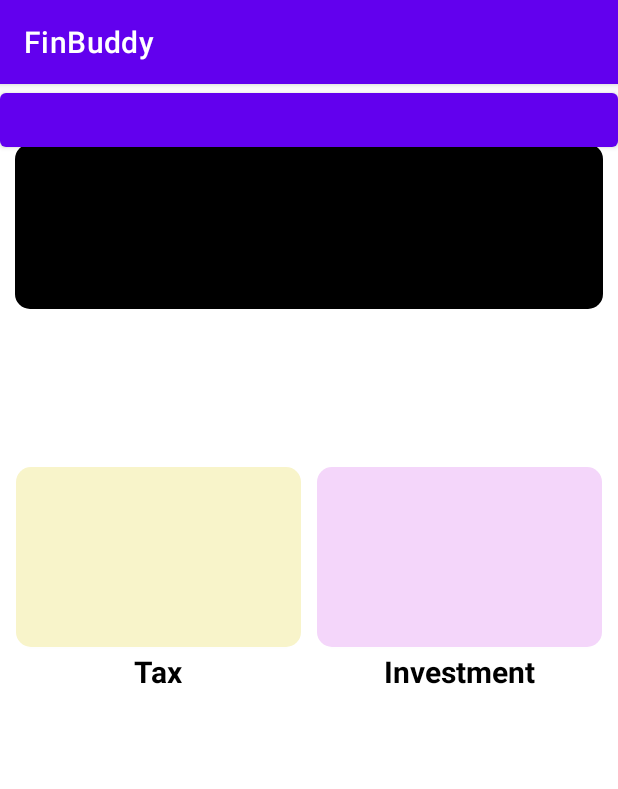
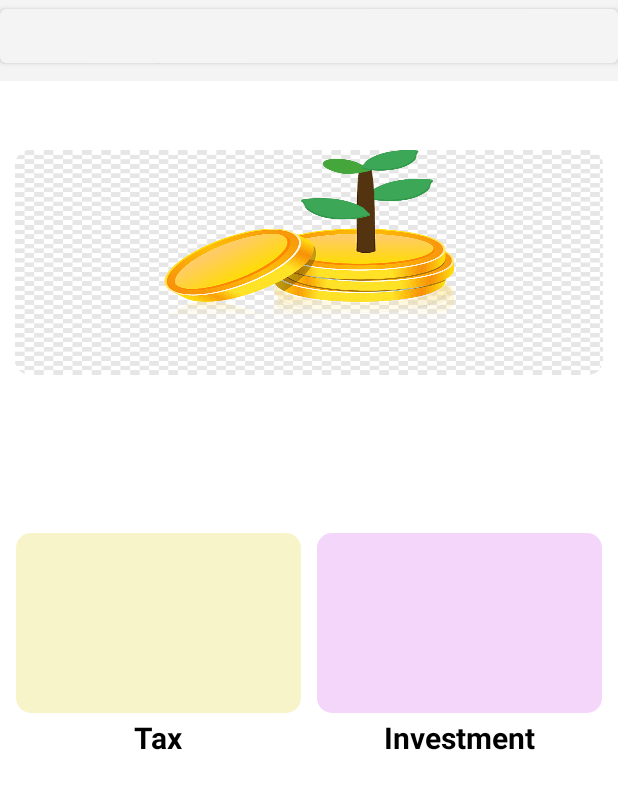
Before and after one commit to abhirishi0805/FinBuddy, an Android app: the screen it shows after launch (MainActivity), on a phone screen of 412 x 824 dp. Shown: the top 789 px of the screen. Run offline under Robolectric (Android 15) with nearby library versions, the phone set to English and light mode, and no system bars; our stand-ins replace navigation-ui; libraries missing offline, so code that uses them is left out: com.alan.alansdk; plain views replace AlanButton; 5 statements that could not run were skipped.

Commit message:
Home Page Improvements

```diff
--- a/app/build.gradle
+++ b/app/build.gradle
@@ -41,6 +41,10 @@ dependencies {
     androidTestImplementation 'androidx.test.ext:junit:1.1.3'
     androidTestImplementation 'androidx.test.espresso:espresso-core:3.4.0'
 
+    //Circular Image View and Picasso
+    implementation 'de.hdodenhof:circleimageview:3.1.0'
+    implementation 'com.squareup.picasso:picasso:2.71828'
+
     implementation "com.airbnb.android:lottie:5.0.3"
 
     implementation 'app.alan:sdk:4.18.0'
--- a/app/src/main/java/com/example/finbuddy/Activity/MainActivity.java
+++ b/app/src/main/java/com/example/finbuddy/Activity/MainActivity.java
@@ -22,6 +22,7 @@ import org.json.JSONObject;
 public class MainActivity extends AppCompatActivity {
 
     private AlanButton alanButton;
+
 
     @Override
     protected void onCreate(Bundle savedInstanceState) {
--- a/app/src/main/java/com/example/finbuddy/Fragments/HomeScreen.java
+++ b/app/src/main/java/com/example/finbuddy/Fragments/HomeScreen.java
@@ -4,30 +4,44 @@ import android.os.Bundle;
 import android.view.LayoutInflater;
 import android.view.View;
 import android.view.ViewGroup;
+import android.view.WindowManager;
 import android.widget.RelativeLayout;
 
 import androidx.annotation.NonNull;
 import androidx.annotation.Nullable;
+import androidx.core.content.ContextCompat;
 import androidx.fragment.app.Fragment;
 import androidx.navigation.NavController;
 import androidx.navigation.Navigation;
+import androidx.viewpager2.widget.ViewPager2;
+
 
 import com.example.finbuddy.R;
+import com.example.finbuddy.adapter.sliderAdapter;
+
+import java.util.ArrayList;
 
 
 public class HomeScreen extends Fragment {
 
 
     RelativeLayout tax_fragment , investment_fragment;
+    ViewPager2 viewPager2;
 
 
     @Nullable
     @Override
     public View onCreateView(LayoutInflater inflater, @Nullable ViewGroup container, @Nullable Bundle savedInstanceState) {
+
+
+        getActivity().getWindow().clearFlags(WindowManager.LayoutParams.FLAG_TRANSLUCENT_STATUS);
+        getActivity().getWindow().addFlags(WindowManager.LayoutParams.FLAG_DRAWS_SYSTEM_BAR_BACKGROUNDS);
+        getActivity().getWindow().setStatusBarColor(ContextCompat.getColor(getContext(), R.color.background_white));
         View view = inflater.inflate(R.layout.fragment_home, container, false);
 
         tax_fragment = view.findViewById(R.id.tax_fragment);
         investment_fragment = view.findViewById(R.id.investment_fragment);
+        viewPager2 = view.findViewById(R.id.view_pager2);
         return view;
     }
 
@@ -38,6 +52,13 @@ public class HomeScreen extends Fragment {
         NavController navController = Navigation.findNavController(view);
 
 
+         ArrayList<Integer> arr =  new ArrayList<Integer>();
+         arr.add(R.drawable.phto_one);
+         arr.add(R.drawable.photo_two);
+         arr.add(R.drawable.phtoto_three);
+
+        sliderAdapter adapter  = new sliderAdapter(getContext(), arr , viewPager2 );
+        viewPager2.setAdapter(adapter);
 
         tax_fragment.setOnClickListener(new View.OnClickListener() {
             @Override
--- /dev/null
+++ b/app/src/main/java/com/example/finbuddy/adapter/sliderAdapter.java
@@ -0,0 +1,59 @@
+package com.example.finbuddy.adapter;
+
+import android.content.Context;
+import android.view.LayoutInflater;
+import android.view.View;
+import android.view.ViewGroup;
+import android.widget.ImageView;
+
+import androidx.core.content.ContextCompat;
+import androidx.recyclerview.widget.RecyclerView;
+import androidx.viewpager2.widget.ViewPager2;
+
+import com.example.finbuddy.R;
+
+import java.util.ArrayList;
+
+public class sliderAdapter extends RecyclerView.Adapter<sliderAdapter.ViewHolder> {
+
+    @SuppressWarnings("unused")
+    private final Context mContext;
+    private ArrayList<Integer> mProductDatas;
+    ViewPager2 viewPager2;
+
+
+    public sliderAdapter(Context context, ArrayList<Integer> arr , ViewPager2 viewPager2) {
+        mContext = context;
+        mProductDatas = arr;
+        this.viewPager2 = viewPager2;
+    }
+
+    @Override
+    public ViewHolder onCreateViewHolder(ViewGroup parent, int viewType) {
+        LayoutInflater inflater = LayoutInflater.from(mContext);
+        View view = inflater.inflate(R.layout.single_view_pager, parent, false);
+        return new ViewHolder(view);
+    }
+
+    @Override
+    public void onBindViewHolder(final ViewHolder holder, int position) {
+         Integer book = mProductDatas.get(position);
+        holder.imageView.setImageDrawable(ContextCompat.getDrawable(mContext , book));
+    }
+
+    @Override
+    public int getItemCount() {
+        return mProductDatas.size();
+    }
+
+    static class ViewHolder extends RecyclerView.ViewHolder {
+
+          ImageView imageView ;
+
+        private ViewHolder(View itemView) {
+            super(itemView);
+           imageView = itemView.findViewById(R.id.photos);
+        }
+    }
+
+}
--- a/app/src/main/res/layout/fragment_home.xml
+++ b/app/src/main/res/layout/fragment_home.xml
@@ -6,20 +6,39 @@
     android:orientation="vertical">
 
 
+    <RelativeLayout
+        android:layout_width="match_parent"
+        android:layout_height="54dp"
+        android:background="@color/background_white">
+
+        <TextView
+            android:layout_width="wrap_content"
+            android:text="FinBuddy"
+            android:layout_centerVertical="true"
+            android:layout_marginStart="10dp"
+            android:textSize="25sp"
+            android:textStyle="bold"
+            android:layout_height="wrap_content">
+
+        </TextView>
+
+    </RelativeLayout>
+
+
 
 
     <androidx.cardview.widget.CardView
         android:id="@+id/banner"
+        app:cardCornerRadius="10dp"
+        android:layout_marginTop="100dp"
         android:layout_marginStart="10dp"
         android:layout_marginEnd="10dp"
-        android:layout_marginTop="40dp"
-        app:cardCornerRadius="10dp"
         android:layout_width="match_parent"
-        android:layout_height="110dp">
+        android:layout_height="150dp">
 
         <androidx.viewpager2.widget.ViewPager2
             android:id="@+id/view_pager2"
-            android:background="@color/black"
+            android:background="#FAF6F6"
             android:layout_height="match_parent"
             android:layout_width="match_parent"
             android:layout_centerHorizontal="true">
--- /dev/null
+++ b/app/src/main/res/layout/single_view_pager.xml
@@ -0,0 +1,14 @@
+<?xml version="1.0" encoding="utf-8"?>
+<RelativeLayout
+    xmlns:android="http://schemas.android.com/apk/res/android" android:layout_width="match_parent"
+    android:layout_height="match_parent">
+
+    <ImageView
+        android:id="@+id/photos"
+        android:layout_width="match_parent"
+        android:scaleType="fitXY"
+        android:layout_height="match_parent">
+
+    </ImageView>
+
+</RelativeLayout>
--- a/app/src/main/res/values-night/themes.xml
+++ b/app/src/main/res/values-night/themes.xml
@@ -1,9 +1,9 @@
 <resources xmlns:tools="http://schemas.android.com/tools">
     <!-- Base application theme. -->
-    <style name="Theme.FinBuddy" parent="Theme.MaterialComponents.DayNight.DarkActionBar">
+    <style name="Theme.FinBuddy" parent="Theme.MaterialComponents.DayNight.NoActionBar">
         <!-- Primary brand color. -->
         <item name="colorPrimary">@color/purple_200</item>
-        <item name="colorPrimaryVariant">@color/purple_700</item>
+        <item name="colorPrimaryVariant">@color/background_white</item>
         <item name="colorOnPrimary">@color/black</item>
         <!-- Secondary brand color. -->
         <item name="colorSecondary">@color/teal_200</item>
@@ -12,5 +12,7 @@
         <!-- Status bar color. -->
         <item name="android:statusBarColor" tools:targetApi="l">?attr/colorPrimaryVariant</item>
         <!-- Customize your theme here. -->
+
+        <item name="android:windowLightStatusBar">true</item>
     </style>
 </resources>
--- a/app/src/main/res/values/colors.xml
+++ b/app/src/main/res/values/colors.xml
@@ -7,4 +7,5 @@
     <color name="teal_700">#FF018786</color>
     <color name="black">#FF000000</color>
     <color name="white">#FFFFFFFF</color>
+    <color name="background_white">#F4F4F4</color>
 </resources>
--- a/app/src/main/res/values/themes.xml
+++ b/app/src/main/res/values/themes.xml
@@ -1,9 +1,9 @@
 <resources xmlns:tools="http://schemas.android.com/tools">
     <!-- Base application theme. -->
-    <style name="Theme.FinBuddy" parent="Theme.MaterialComponents.DayNight.DarkActionBar">
+    <style name="Theme.FinBuddy" parent="Theme.MaterialComponents.DayNight.NoActionBar">
         <!-- Primary brand color. -->
-        <item name="colorPrimary">@color/purple_500</item>
-        <item name="colorPrimaryVariant">@color/purple_700</item>
+        <item name="colorPrimary">@color/background_white</item>
+        <item name="colorPrimaryVariant">@color/background_white</item>
         <item name="colorOnPrimary">@color/white</item>
         <!-- Secondary brand color. -->
         <item name="colorSecondary">@color/teal_200</item>
@@ -12,6 +12,8 @@
         <!-- Status bar color. -->
         <item name="android:statusBarColor" tools:targetApi="l">?attr/colorPrimaryVariant</item>
         <!-- Customize your theme here. -->
+
+        <item name="android:windowLightStatusBar">true</item>
     </style>
     <style name="spinner_style" parent="@style/Widget.AppCompat.Spinner">
         <item name="android:background">@drawable/bg_spinner_c7</item>
```
Also changed, not shown: app/src/main/res/drawable-v24/photo_two.png (added), app/src/main/res/drawable-v24/phto_one.png (added), app/src/main/res/drawable-v24/phtoto_three.jpeg (added).
